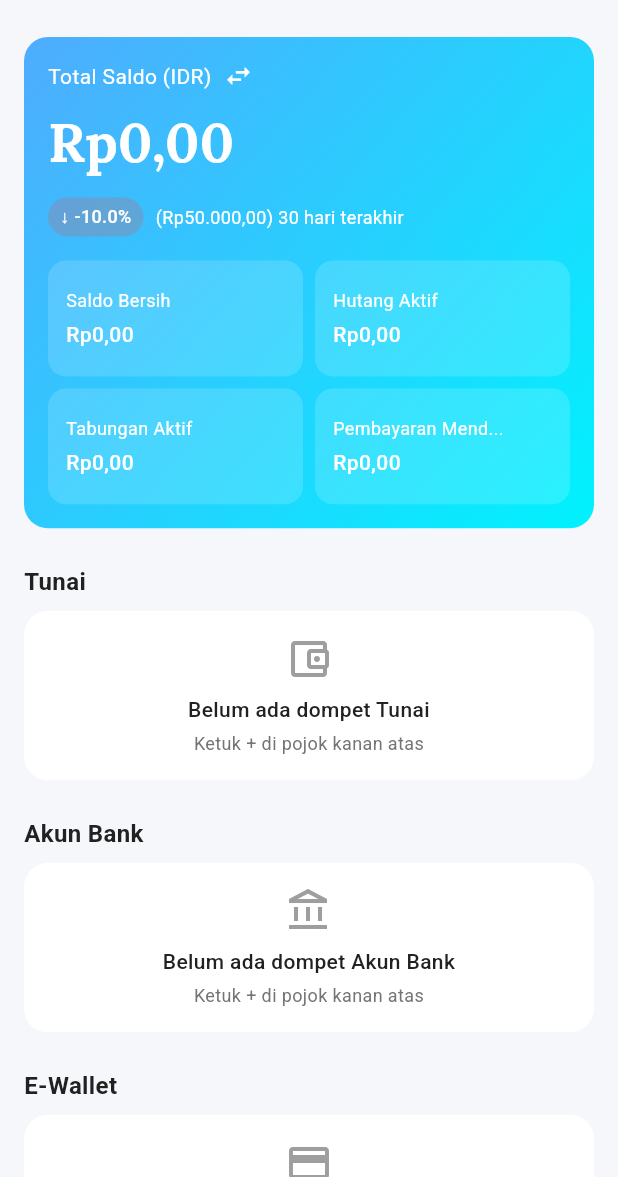
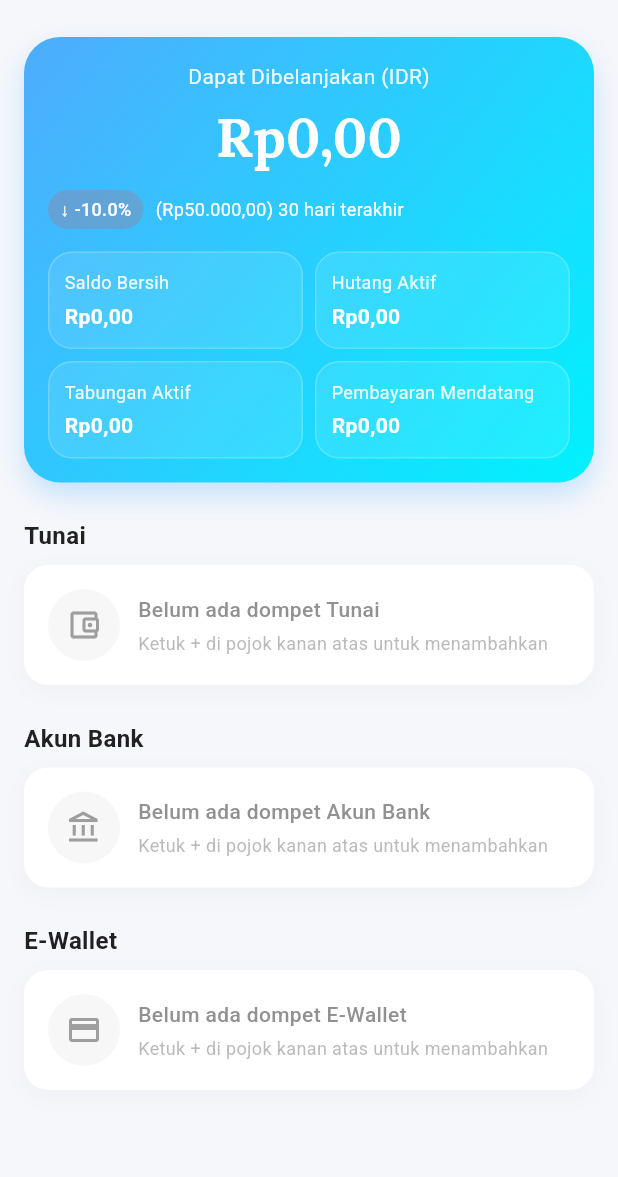
Before and after one commit to VXerys/fluxa_app, a Flutter app: the WalletPage screen opened directly, on a phone screen of 412 x 824 dp, the part 59-1236 px from its top. Run offline on Flutter 3.47's test engine with Material 3 defaults, Android fonts, the light colour scheme and no system bars; our stand-ins replace dartz, flutter_dotenv, flutter_slidable, get, get_storage, shimmer and 2 more; accounts and stored records are empty; network calls fail.

Commit message:
feat: enhance UI components and improve transaction handling in home and wallet pages

```diff
--- a/lib/core/constants/app_spacing.dart
+++ b/lib/core/constants/app_spacing.dart
@@ -4,6 +4,7 @@ class AppSpacing {
   static const double s4 = 4.0;
   static const double s6 = 6.0;
   static const double s8 = 8.0;
+  static const double s10 = 10.0;
   static const double s12 = 12.0;
   static const double s16 = 16.0;
   static const double s20 = 20.0;
--- a/lib/core/constants/app_text_styles.dart
+++ b/lib/core/constants/app_text_styles.dart
@@ -77,4 +77,11 @@ class AppTextStyles {
     fontWeight: FontWeight.w400,
     color: AppColors.textPrimary,
   );
+
+  static const TextStyle lora40w400 = TextStyle(
+    fontFamily: 'Lora',
+    fontSize: 40,
+    fontWeight: FontWeight.w400,
+    color: AppColors.textPrimary,
+  );
 }
--- a/lib/features/home/domain/usecases/get_home_summary_usecase.dart
+++ b/lib/features/home/domain/usecases/get_home_summary_usecase.dart
@@ -45,7 +45,7 @@ class GetHomeSummaryUseCase implements UseCase<HomeSummaryEntity, NoParams> {
         return bCreatedAt.compareTo(aCreatedAt);
       });
 
-      final recentTransactions = activeTransactions.take(5).toList();
+      final recentTransactions = activeTransactions.toList();
 
       return Right(
         HomeSummaryEntity(
--- a/lib/features/home/presentation/widgets/recent_transaction_item_widget.dart
+++ b/lib/features/home/presentation/widgets/recent_transaction_item_widget.dart
@@ -114,7 +114,7 @@ class RecentTransactionItemWidget extends StatelessWidget {
     final String formattedAmount = NumberFormat.currency(
       locale: 'id_ID',
       symbol: 'Rp',
-      decimalDigits: 0,
+      decimalDigits: 2,
     ).format(transaction.amount);
     final String amountText = isIncome
         ? '+$formattedAmount'
@@ -208,7 +208,7 @@ class RecentTransactionItemWidget extends StatelessWidget {
     );
 
     return Container(
-      margin: const EdgeInsets.symmetric(vertical: AppSpacing.s8),
+      margin: const EdgeInsets.only(bottom: AppSpacing.s6),
       decoration: BoxDecoration(
         color: AppColors.surface,
         borderRadius: BorderRadius.circular(20),
--- a/lib/features/transaction/presentation/pages/transaction_list_page.dart
+++ b/lib/features/transaction/presentation/pages/transaction_list_page.dart
@@ -102,7 +102,7 @@ class _TransactionListBodyState extends State<_TransactionListBody> {
   @override
   Widget build(BuildContext context) {
     return Obx(() {
-      if (widget.controller.isLoading) {
+      if (widget.controller.isLoading && widget.controller.transactions.isEmpty) {
         return _buildShimmerList();
       }
 
--- a/lib/features/wallet/presentation/pages/wallet_page.dart
+++ b/lib/features/wallet/presentation/pages/wallet_page.dart
@@ -11,6 +11,7 @@ import '../../../../core/utils/category_color_parser.dart';
 import '../../domain/entities/wallet_entity.dart';
 import '../controllers/wallet_controller.dart';
 import '../widgets/add_wallet_bottom_sheet.dart';
+import '../../../profile/presentation/controllers/profile_controller.dart';
 
 class WalletPage extends GetView<WalletController> {
   const WalletPage({super.key});
@@ -23,6 +24,7 @@ class WalletPage extends GetView<WalletController> {
 
   @override
   Widget build(BuildContext context) {
+    final double bottomPadding = MediaQuery.of(context).padding.bottom + 80;
     return Scaffold(
       backgroundColor: AppColors.background,
       appBar: AppBar(
@@ -50,10 +52,7 @@ class WalletPage extends GetView<WalletController> {
                 builder: (_) => const AddWalletBottomSheet(),
               );
             },
-            icon: const Icon(
-              Icons.add,
-              color: AppColors.textPrimary,
-            ),
+            icon: const Icon(Icons.add, color: AppColors.textPrimary),
           ),
         ],
       ),
@@ -81,7 +80,9 @@ class WalletPage extends GetView<WalletController> {
               _buildSectionTitle('E-Wallet'),
               const SizedBox(height: AppSpacing.s8),
               _buildEwalletSection(),
-              const SizedBox(height: AppSpacing.s24),
+              SizedBox(
+                height: bottomPadding,
+              ), // Spacing to avoid being hidden behind bottom navigation bar
             ],
           ),
         ),
@@ -90,50 +91,60 @@ class WalletPage extends GetView<WalletController> {
   }
 
   Widget _buildSummaryCard() {
+    final profileController = Get.find<ProfileController>();
     return Obx(() {
-      if (controller.isLoading) {
+      if (controller.isLoading && controller.wallets.isEmpty) {
         return _buildSummaryShimmer();
       }
+
+      final selectedThemeIndex = profileController.selectedThemeIndex.value;
+      final theme = ProfileController.cardThemes[selectedThemeIndex];
+      final colors = theme['colors'] as List<Color>;
 
       return Container(
         width: double.infinity,
         padding: const EdgeInsets.all(AppSpacing.s16),
         decoration: BoxDecoration(
-          gradient: const LinearGradient(
-            colors: [Color(0xFF4FACFE), Color(0xFF00F2FE)],
+          borderRadius: BorderRadius.circular(24),
+          gradient: LinearGradient(
+            colors: colors,
             begin: Alignment.topLeft,
             end: Alignment.bottomRight,
           ),
-          borderRadius: BorderRadius.circular(AppSpacing.s16),
+          boxShadow: [
+            BoxShadow(
+              color: colors[0].withValues(alpha: 0.3),
+              blurRadius: 16,
+              offset: const Offset(0, 8),
+            ),
+          ],
         ),
         child: Column(
           crossAxisAlignment: CrossAxisAlignment.start,
           children: [
             Row(
+              mainAxisAlignment: MainAxisAlignment.center,
               children: [
                 Text(
-                  'Total Saldo (IDR)',
+                  'Dapat Dibelanjakan (IDR)',
                   style: AppTextStyles.roboto14w400.copyWith(
-                    color: AppColors.surface,
+                    color: AppColors.surface.withValues(alpha: 0.9),
                   ),
-                ),
-                const SizedBox(width: AppSpacing.s8),
-                const Icon(
-                  Icons.swap_horiz,
-                  color: AppColors.surface,
-                  size: AppSpacing.s20,
                 ),
               ],
             ),
-            const SizedBox(height: AppSpacing.s8),
-            Text(
+            const SizedBox(height: 5),
+            Center(
+              child: Text(
                 _currencyFormatter.format(controller.totalBalance),
                 style: AppTextStyles.lora36w400.copyWith(
                   color: AppColors.surface,
-                fontWeight: FontWeight.w700,
+                  fontWeight: FontWeight.bold,
+                  fontSize: 36,
                 ),
               ),
-            const SizedBox(height: AppSpacing.s12),
+            ),
+            const SizedBox(height: 10),
             Wrap(
               crossAxisAlignment: WrapCrossAlignment.center,
               spacing: AppSpacing.s8,
@@ -164,30 +175,45 @@ class WalletPage extends GetView<WalletController> {
                 ),
               ],
             ),
-            const SizedBox(height: AppSpacing.s16),
-            GridView.count(
-              crossAxisCount: 2,
-              crossAxisSpacing: AppSpacing.s8,
-              mainAxisSpacing: AppSpacing.s8,
-              childAspectRatio: 2.2,
-              shrinkWrap: true,
-              physics: const NeverScrollableScrollPhysics(),
+            const SizedBox(height: 15),
+            Column(
               children: [
-                _buildSubInfoBox(
+                Row(
+                  children: [
+                    Expanded(
+                      child: _buildSubInfoBox(
                         title: 'Saldo Bersih',
-                  value: _currencyFormatter.format(controller.totalBalance),
+                        value: _currencyFormatter.format(
+                          controller.totalBalance,
                         ),
-                _buildSubInfoBox(
+                      ),
+                    ),
+                    const SizedBox(width: AppSpacing.s8),
+                    Expanded(
+                      child: _buildSubInfoBox(
                         title: 'Hutang Aktif',
                         value: _currencyFormatter.format(0),
                       ),
-                _buildSubInfoBox(
+                    ),
+                  ],
+                ),
+                const SizedBox(height: AppSpacing.s8),
+                Row(
+                  children: [
+                    Expanded(
+                      child: _buildSubInfoBox(
                         title: 'Tabungan Aktif',
                         value: _currencyFormatter.format(0),
                       ),
-                _buildSubInfoBox(
-                  title: 'Pembayaran Mend...',
+                    ),
+                    const SizedBox(width: AppSpacing.s8),
+                    Expanded(
+                      child: _buildSubInfoBox(
+                        title: 'Pembayaran Mendatang',
                         value: _currencyFormatter.format(0),
+                      ),
+                    ),
+                  ],
                 ),
               ],
             ),
@@ -197,33 +223,45 @@ class WalletPage extends GetView<WalletController> {
     });
   }
 
-  Widget _buildSubInfoBox({
-    required String title,
-    required String value,
-  }) {
+  Widget _buildSubInfoBox({required String title, required String value}) {
     return Container(
-      padding: const EdgeInsets.all(AppSpacing.s12),
+      height: 65,
+      padding: const EdgeInsets.symmetric(
+        horizontal: AppSpacing.s10,
+        vertical: AppSpacing.s6,
+      ),
       decoration: BoxDecoration(
-        color: AppColors.surface.withValues(alpha: 0.15),
-        borderRadius: BorderRadius.circular(AppSpacing.s12),
+        color: AppColors.surface.withValues(alpha: 0.1),
+        border: Border.all(
+          color: AppColors.surface.withValues(alpha: 0.2),
+          width: 1,
+        ),
+        borderRadius: BorderRadius.circular(16),
       ),
       child: Column(
         crossAxisAlignment: CrossAxisAlignment.start,
         mainAxisAlignment: MainAxisAlignment.center,
         children: [
-          Text(
+          FittedBox(
+            fit: BoxFit.scaleDown,
+            alignment: Alignment.centerLeft,
+            child: Text(
               title,
-            maxLines: 1,
-            overflow: TextOverflow.ellipsis,
               style: AppTextStyles.roboto12w400.copyWith(
-              color: AppColors.surface,
+                color: AppColors.surface.withValues(alpha: 0.9),
+              ),
             ),
           ),
           const SizedBox(height: AppSpacing.s4),
-          Text(
+          FittedBox(
+            fit: BoxFit.scaleDown,
+            alignment: Alignment.centerLeft,
+            child: Text(
               value,
               style: AppTextStyles.roboto14w500.copyWith(
                 color: AppColors.surface,
+                fontWeight: FontWeight.w600,
+              ),
             ),
           ),
         ],
@@ -233,14 +271,14 @@ class WalletPage extends GetView<WalletController> {
 
   Widget _buildCashSection() {
     return Obx(() {
-      if (controller.isLoading) {
+      if (controller.isLoading && controller.wallets.isEmpty) {
         return _buildWalletListShimmer();
       }
       if (controller.cashWallets.isEmpty) {
         return _buildEmptyState(
           icon: Icons.account_balance_wallet_outlined,
           title: 'Belum ada dompet Tunai',
-          subtitle: 'Ketuk + di pojok kanan atas',
+          subtitle: 'Ketuk + di pojok kanan atas untuk menambahkan',
         );
       }
       return _buildWalletList(controller.cashWallets);
@@ -249,14 +287,14 @@ class WalletPage extends GetView<WalletController> {
 
   Widget _buildBankSection() {
     return Obx(() {
-      if (controller.isLoading) {
+      if (controller.isLoading && controller.wallets.isEmpty) {
         return _buildWalletListShimmer();
       }
       if (controller.bankWallets.isEmpty) {
         return _buildEmptyState(
           icon: Icons.account_balance_outlined,
           title: 'Belum ada dompet Akun Bank',
-          subtitle: 'Ketuk + di pojok kanan atas',
+          subtitle: 'Ketuk + di pojok kanan atas untuk menambahkan',
         );
       }
       return _buildWalletList(controller.bankWallets);
@@ -265,14 +303,14 @@ class WalletPage extends GetView<WalletController> {
 
   Widget _buildEwalletSection() {
     return Obx(() {
-      if (controller.isLoading) {
+      if (controller.isLoading && controller.wallets.isEmpty) {
         return _buildWalletListShimmer();
       }
       if (controller.ewalletWallets.isEmpty) {
         return _buildEmptyState(
           icon: Icons.credit_card_outlined,
           title: 'Belum ada dompet E-Wallet',
-          subtitle: 'Ketuk + di pojok kanan atas',
+          subtitle: 'Ketuk + di pojok kanan atas untuk menambahkan',
         );
       }
       return _buildWalletList(controller.ewalletWallets);
@@ -293,9 +331,19 @@ class WalletPage extends GetView<WalletController> {
     );
   }
 
+  IconData _walletIconByType(String type) {
+    switch (type) {
+      case 'bank':
+        return Icons.account_balance_outlined;
+      case 'ewallet':
+        return Icons.credit_card_outlined;
+      case 'cash':
+      default:
+        return Icons.account_balance_wallet_outlined;
+    }
+  }
+
   Widget _buildWalletItem(WalletEntity wallet) {
-    final bool hasCustomColor =
-        wallet.color != null && wallet.color!.trim().isNotEmpty;
     final Color walletColor = CategoryColorParser.parse(
       wallet.color,
       fallback: AppColors.primary,
@@ -315,9 +363,9 @@ class WalletPage extends GetView<WalletController> {
             borderRadius: BorderRadius.circular(AppSpacing.s16),
             boxShadow: [
               BoxShadow(
-                color: AppColors.neutral.withValues(alpha: 0.15),
-                blurRadius: AppSpacing.s8,
-                offset: const Offset(0, AppSpacing.s4),
+                color: AppColors.neutral.withValues(alpha: 0.08),
+                blurRadius: 12,
+                offset: const Offset(0, 4),
               ),
             ],
           ),
@@ -328,21 +376,11 @@ class WalletPage extends GetView<WalletController> {
                 height: AppSpacing.s48,
                 decoration: BoxDecoration(
                   shape: BoxShape.circle,
-                  color: hasCustomColor ? walletColor : null,
-                  gradient: hasCustomColor
-                      ? null
-                      : const LinearGradient(
-                          colors: [
-                            AppColors.cardGradient1Start,
-                            AppColors.cardGradient1End,
-                          ],
-                          begin: Alignment.topLeft,
-                          end: Alignment.bottomRight,
+                  color: walletColor.withValues(alpha: 0.1),
                 ),
-                ),
-                child: const Icon(
-                  Icons.account_balance_wallet_outlined,
-                  color: AppColors.surface,
+                child: Icon(
+                  _walletIconByType(wallet.type),
+                  color: walletColor,
                   size: AppSpacing.s24,
                 ),
               ),
@@ -355,7 +393,9 @@ class WalletPage extends GetView<WalletController> {
                       wallet.name,
                       maxLines: 1,
                       overflow: TextOverflow.ellipsis,
-                      style: AppTextStyles.roboto16w600,
+                      style: AppTextStyles.roboto16w600.copyWith(
+                        color: AppColors.textPrimary,
+                      ),
                     ),
                     const SizedBox(height: AppSpacing.s4),
                     Text(
@@ -380,7 +420,7 @@ class WalletPage extends GetView<WalletController> {
                   const SizedBox(height: AppSpacing.s4),
                   Text(
                     _currencyFormatter.format(wallet.balance),
-                    style: AppTextStyles.roboto14w500.copyWith(
+                    style: AppTextStyles.roboto16w600.copyWith(
                       fontWeight: FontWeight.w700,
                     ),
                   ),
@@ -396,10 +436,7 @@ class WalletPage extends GetView<WalletController> {
   Widget _buildSectionTitle(String title) {
     return Padding(
       padding: const EdgeInsets.symmetric(horizontal: AppSpacing.s16),
-      child: Text(
-        title,
-        style: AppTextStyles.roboto16w600,
-      ),
+      child: Text(title, style: AppTextStyles.roboto16w600),
     );
   }
 
@@ -415,27 +452,46 @@ class WalletPage extends GetView<WalletController> {
       decoration: BoxDecoration(
         color: AppColors.surface,
         borderRadius: BorderRadius.circular(AppSpacing.s16),
+        boxShadow: [
+          BoxShadow(
+            color: AppColors.neutral.withValues(alpha: 0.08),
+            blurRadius: 12,
+            offset: const Offset(0, 4),
           ),
+        ],
+      ),
+      child: Row(
+        children: [
+          Container(
+            width: AppSpacing.s48,
+            height: AppSpacing.s48,
+            decoration: BoxDecoration(
+              shape: BoxShape.circle,
+              color: AppColors.neutral.withValues(alpha: 0.08),
+            ),
+            child: Icon(icon, color: AppColors.neutral, size: AppSpacing.s24),
+          ),
+          const SizedBox(width: AppSpacing.s12),
+          Expanded(
             child: Column(
+              crossAxisAlignment: CrossAxisAlignment.start,
+              mainAxisAlignment: MainAxisAlignment.center,
               children: [
-          Icon(
-            icon,
-            color: AppColors.neutral,
-            size: AppSpacing.s32,
-          ),
-          const SizedBox(height: AppSpacing.s8),
                 Text(
                   title,
-            style: AppTextStyles.roboto14w500,
-            textAlign: TextAlign.center,
+                  style: AppTextStyles.roboto14w500.copyWith(
+                    color: AppColors.textSecondary.withValues(alpha: 0.8),
+                  ),
                 ),
                 const SizedBox(height: AppSpacing.s4),
                 Text(
                   subtitle,
                   style: AppTextStyles.roboto12w400.copyWith(
-              color: AppColors.textSecondary,
+                    color: AppColors.textSecondary.withValues(alpha: 0.5),
                   ),
-            textAlign: TextAlign.center,
+                ),
+              ],
+            ),
           ),
         ],
       ),
```
Also changed, not shown: lib/features/home/presentation/pages/home_page.dart (+100 -29 lines), lib/features/home/presentation/widgets/balance_card_widget.dart (+13 -10 lines), lib/features/transaction/presentation/pages/add_transaction_page.dart (+2 -12 lines). Lines whose indentation alone changed are shown as unchanged.
